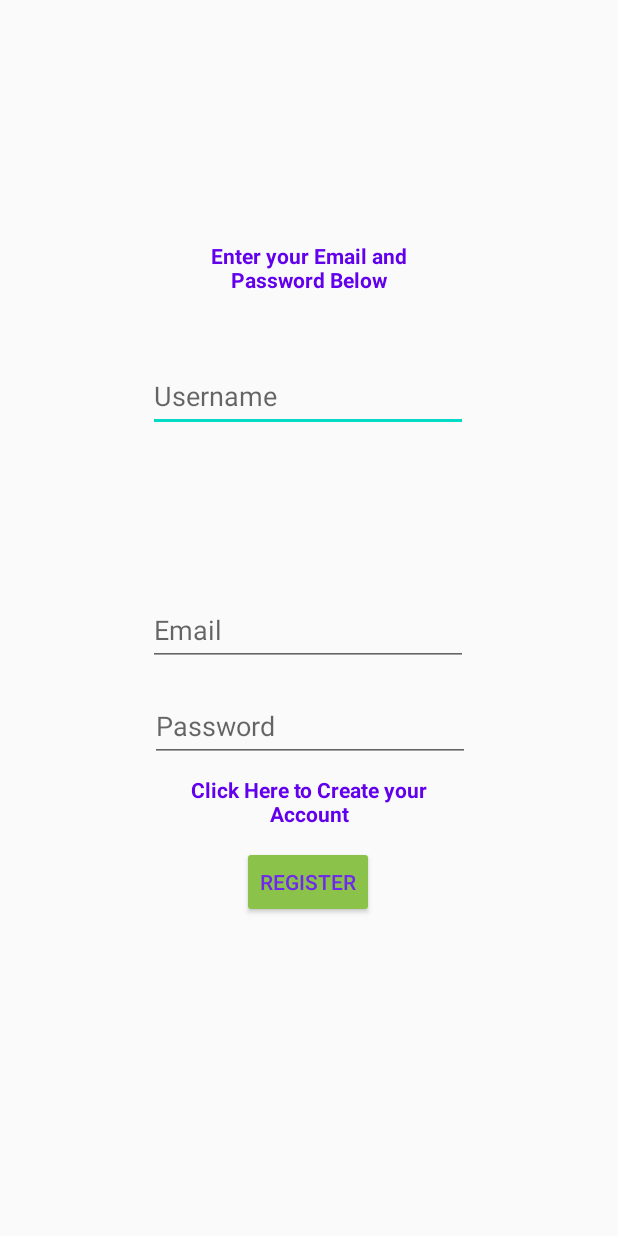
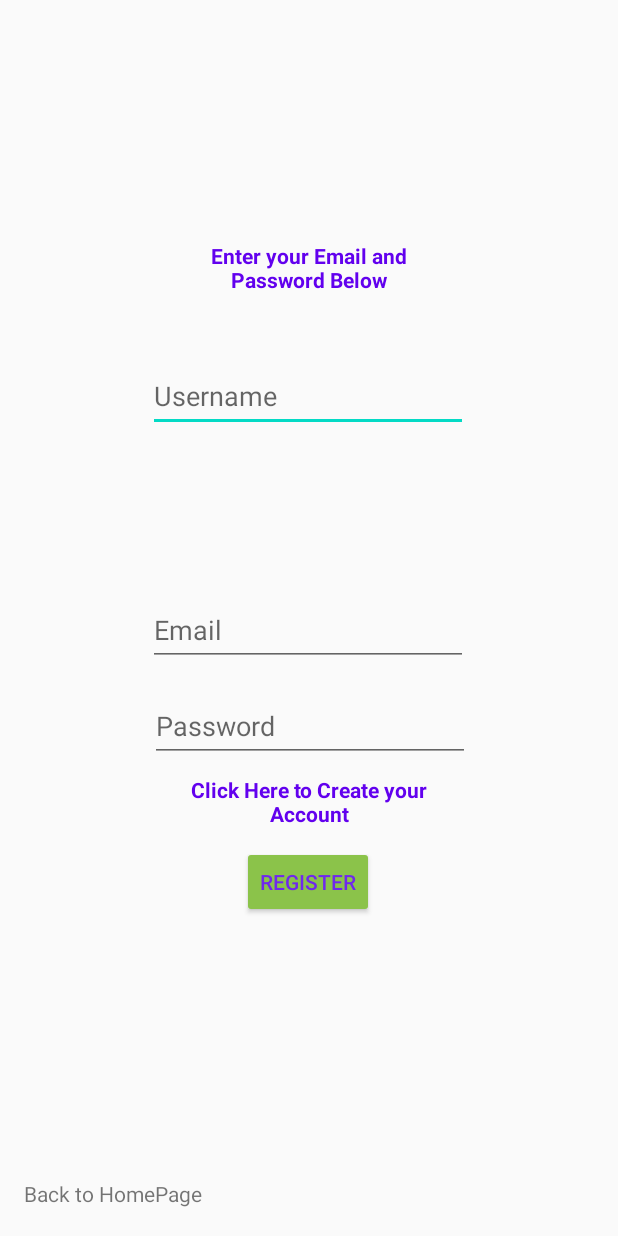
Before and after one commit to TheHiberNate/Mealer-Application, an Android app: the register_page screen opened directly, with no data from a screen before it, on a phone screen of 412 x 824 dp. Run offline under Robolectric (Android 15) with nearby library versions, the phone set to English and light mode, and no system bars; our stand-ins replace Firebase (no records; nobody signed in at launch, a user with empty details on screens opened directly).

Commit message:
Added Register Page updates

```diff
--- a/app/build.gradle
+++ b/app/build.gradle
@@ -37,6 +37,7 @@ dependencies {
 //    implementation 'android.constraintlayout:constraintlayout:2.0.4'
     implementation 'androidx.constraintlayout:constraintlayout-solver:2.0.4'
     implementation 'androidx.constraintlayout:constraintlayout:2.1.4'
+    implementation 'com.google.firebase:firebase-auth:21.1.0'
     testImplementation 'junit:junit:4.+'
     androidTestImplementation 'com.android.support.test:runner:1.0.2'
     androidTestImplementation 'com.android.support.test.espresso:espresso-core:3.0.2'
--- a/app/src/main/java/com/example/mealer/register_page.java
+++ b/app/src/main/java/com/example/mealer/register_page.java
@@ -1,13 +1,47 @@
 package com.example.mealer;
 
 import android.os.Bundle;
+import android.view.View;
+import android.widget.Button;
+import android.widget.EditText;
+import android.widget.TextView;
+
 import androidx.appcompat.app.AppCompatActivity;
 
-public class register_page extends AppCompatActivity {
+import com.google.firebase.auth.FirebaseAuth;
+
+public class register_page extends AppCompatActivity implements View.OnClickListener {
+
+    private TextView HomePage;
+    private EditText editTextUsername, editTextPassword, editTextEmail;
+    private Button register;
+    private FirebaseAuth mAuth;
 
     @Override
     protected void onCreate(Bundle savedInstanceState) {
         super.onCreate(savedInstanceState);
         setContentView(R.layout.activity_register_page);
+
+        mAuth = FirebaseAuth.getInstance();
+
+        register = (Button) findViewById(R.id.btn_Register2);
+        register.setOnClickListener(this);
+
+        //HomePage = (TextView) findViewById(R.id.textBacktoHome);
+
+        editTextUsername = (EditText) findViewById(R.id.editTextUsername);
+        editTextEmail = (EditText) findViewById(R.id.editTextEmail);
+        editTextPassword = (EditText) findViewById(R.id.editTextPassword);
+    }
+
+    @Override
+    public void onClick(View v) {
+        switch (v.getId()) {
+            case R.id.btn_Register2:
+                registerUser();
+        }
+    }
+
+    private void registerUser() {
     }
 }
--- a/app/src/main/res/layout/activity_register_page.xml
+++ b/app/src/main/res/layout/activity_register_page.xml
@@ -1,8 +1,8 @@
 <?xml version="1.0" encoding="utf-8"?>
-<androidx.constraintlayout.widget.ConstraintLayout
-    xmlns:android="http://schemas.android.com/apk/res/android"
+<androidx.constraintlayout.widget.ConstraintLayout xmlns:android="http://schemas.android.com/apk/res/android"
     xmlns:app="http://schemas.android.com/apk/res-auto"
     xmlns:tools="http://schemas.android.com/tools"
+    android:id="@+id/ConstraintLayout"
     android:layout_width="match_parent"
     android:layout_height="match_parent"
     tools:context=".register_page">
@@ -18,12 +18,12 @@
         android:textAllCaps="false"
         android:textColor="@color/purple_500"
         android:textStyle="bold"
-        app:layout_constraintBottom_toTopOf="@+id/btn_Login3"
+        app:layout_constraintBottom_toTopOf="@+id/btn_Register2"
         app:layout_constraintEnd_toEndOf="parent"
         app:layout_constraintStart_toStartOf="parent" />
 
     <Button
-        android:id="@+id/btn_Login3"
+        android:id="@+id/btn_Register2"
         android:layout_width="wrap_content"
         android:layout_height="wrap_content"
         android:backgroundTint="#8BC34A"
@@ -105,4 +105,17 @@
         app:layout_constraintEnd_toEndOf="parent"
         app:layout_constraintHorizontal_bias="0.496"
         app:layout_constraintStart_toStartOf="parent" />
+
+    <TextView
+        android:id="@+id/textBacktoHome"
+        android:layout_width="wrap_content"
+        android:layout_height="wrap_content"
+        android:text="Back to HomePage"
+        app:layout_constraintBottom_toBottomOf="parent"
+        app:layout_constraintEnd_toEndOf="parent"
+        app:layout_constraintHorizontal_bias="0.054"
+        app:layout_constraintStart_toStartOf="parent"
+        app:layout_constraintTop_toTopOf="parent"
+        app:layout_constraintVertical_bias="0.977" />
+
 </androidx.constraintlayout.widget.ConstraintLayout>
```
